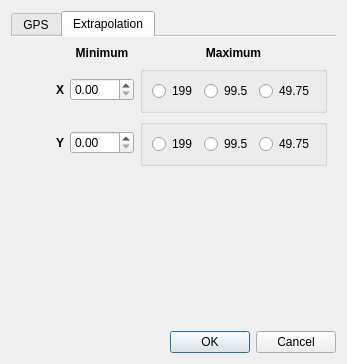
Above: calibrationdialog.ui from myshak/ss13telesmap before the change. Below: the same form after it.
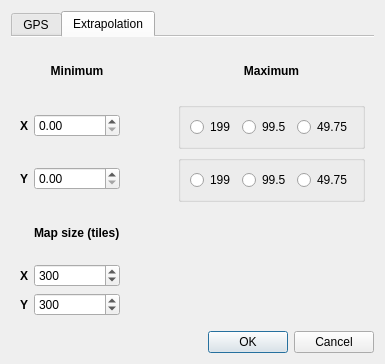
That is the form after the change. The open tabs and pages were chosen to show the change.

Commit message: Enable different sized map calibration

```diff
--- a/calibrationdialog.ui
+++ b/calibrationdialog.ui
@@ -6,8 +6,8 @@
    <rect>
     <x>0</x>
     <y>0</y>
-    <width>347</width>
-    <height>338</height>
+    <width>385</width>
+    <height>350</height>
    </rect>
   </property>
   <property name="sizePolicy">
@@ -20,7 +20,7 @@
    <string>Calibration</string>
   </property>
   <layout class="QGridLayout" name="gridLayout">
-   <item row="1" column="0">
+   <item row="2" column="0">
     <widget class="QDialogButtonBox" name="buttonBox">
      <property name="orientation">
       <enum>Qt::Horizontal</enum>
@@ -328,7 +328,7 @@
        <string>Extrapolation</string>
       </attribute>
       <layout class="QGridLayout" name="gridLayout_5">
-       <item row="0" column="4" colspan="2">
+       <item row="0" column="5" colspan="2">
         <widget class="QLabel" name="label_12">
          <property name="font">
           <font>
@@ -357,7 +357,7 @@
          </property>
         </widget>
        </item>
-       <item row="2" column="4" colspan="2">
+       <item row="2" column="5" colspan="2">
         <widget class="QGroupBox" name="groupBox_4">
          <property name="title">
           <string/>
@@ -438,7 +438,7 @@
          </property>
         </widget>
        </item>
-       <item row="1" column="4" colspan="2">
+       <item row="1" column="5" colspan="2">
         <widget class="QGroupBox" name="groupBox_3">
          <property name="title">
           <string/>
@@ -493,20 +493,66 @@
          </property>
         </widget>
        </item>
-       <item row="3" column="4">
-        <spacer name="verticalSpacer">
-         <property name="orientation">
-          <enum>Qt::Vertical</enum>
+       <item row="4" column="3">
+        <widget class="QLabel" name="label_13">
+         <property name="font">
+          <font>
+           <weight>75</weight>
+           <bold>true</bold>
+          </font>
          </property>
-         <property name="sizeHint" stdset="0">
-          <size>
-           <width>20</width>
-           <height>40</height>
-          </size>
+         <property name="text">
+          <string>Map size (tiles)</string>
          </property>
-        </spacer>
+        </widget>
        </item>
-       <item row="2" column="0">
+       <item row="5" column="1">
+        <widget class="QLabel" name="label_14">
+         <property name="font">
+          <font>
+           <weight>75</weight>
+           <bold>true</bold>
+          </font>
+         </property>
+         <property name="text">
+          <string>X</string>
+         </property>
+        </widget>
+       </item>
+       <item row="6" column="1">
+        <widget class="QLabel" name="label_15">
+         <property name="font">
+          <font>
+           <weight>75</weight>
+           <bold>true</bold>
+          </font>
+         </property>
+         <property name="text">
+          <string>Y</string>
+         </property>
+        </widget>
+       </item>
+       <item row="5" column="3">
+        <widget class="QSpinBox" name="map_size_x">
+         <property name="maximum">
+          <number>1000</number>
+         </property>
+         <property name="value">
+          <number>300</number>
+         </property>
+        </widget>
+       </item>
+       <item row="6" column="3">
+        <widget class="QSpinBox" name="map_size_y">
+         <property name="maximum">
+          <number>1000</number>
+         </property>
+         <property name="value">
+          <number>300</number>
+         </property>
+        </widget>
+       </item>
+       <item row="0" column="4">
         <spacer name="horizontalSpacer_3">
          <property name="orientation">
           <enum>Qt::Horizontal</enum>
@@ -523,6 +569,19 @@
      </widget>
     </widget>
    </item>
+   <item row="1" column="0">
+    <spacer name="verticalSpacer">
+     <property name="orientation">
+      <enum>Qt::Vertical</enum>
+     </property>
+     <property name="sizeHint" stdset="0">
+      <size>
+       <width>20</width>
+       <height>40</height>
+      </size>
+     </property>
+    </spacer>
+   </item>
   </layout>
  </widget>
  <tabstops>
```
Left out of the diff: 48 changed lines with no effect on the pictures. The commit also changes 2 other files.
